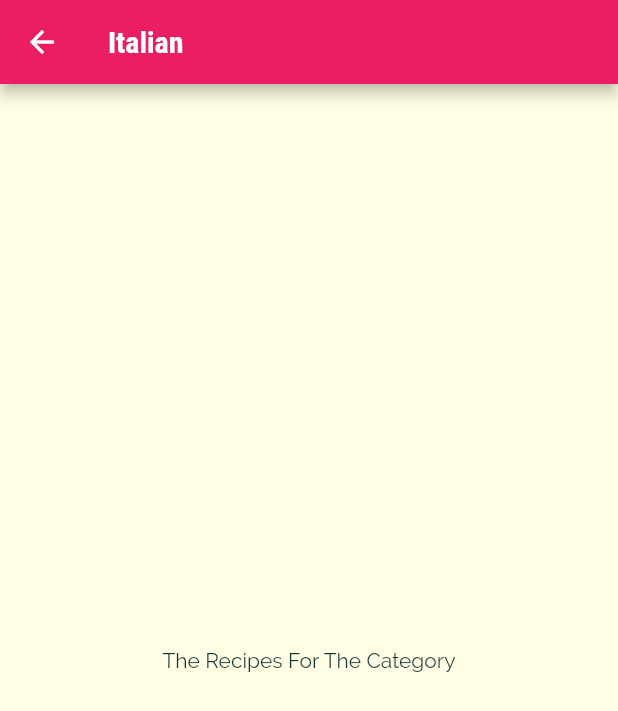
After one commit to aptx113/deli_meals, a Flutter app: the screen it shows after launch, after a tap on "Italian", on a phone screen of 412 x 824 dp. The commit adds this screen. Shown: the top 711 px of the screen. Run offline on Flutter 3.47's test engine with Material 2 defaults, Android fonts, the phone set to English and light mode, and no system bars.

Commit message:
Navigate to detail

```diff
--- a/lib/categories_screen.dart
+++ b/lib/categories_screen.dart
@@ -21,6 +21,7 @@ class CategoriesScreen extends StatelessWidget {
               mainAxisSpacing: 20),
           children: DUMMY_CATEGORIES
               .map((item) => CategoryItem(
+                    id: item.id,
                     title: item.title,
                     color: item.color,
                   ))
--- a/lib/category_item.dart
+++ b/lib/category_item.dart
@@ -1,16 +1,32 @@
 import 'package:flutter/material.dart';
+
+import 'category_meals_screen.dart';
 
 class CategoryItem extends StatelessWidget {
   const CategoryItem({
     Key? key,
+    required this.id,
     required this.title,
     required this.color,
   }) : super(key: key);
+  final String id;
   final String title;
   final Color color;
+
+  void selectCategory(BuildContext context) =>
+      Navigator.of(context).push(MaterialPageRoute(
+          builder: (_) => CategoryMealsScreen(
+                categoryId: id,
+                categoryTitle: title,
+              )));
+
   @override
   Widget build(BuildContext context) {
-    return Container(
+    return InkWell(
+      onTap: () => selectCategory(context),
+      splashColor: Theme.of(context).primaryColor,
+      borderRadius: BorderRadius.circular(15),
+      child: Container(
           padding: const EdgeInsets.all(15),
           child: Text(
             title,
@@ -22,6 +38,7 @@ class CategoryItem extends StatelessWidget {
                 begin: Alignment.topLeft,
                 end: Alignment.bottomRight),
             borderRadius: BorderRadius.circular(15),
-        ));
+          )),
+    );
   }
 }
--- /dev/null
+++ b/lib/category_meals_screen.dart
@@ -0,0 +1,21 @@
+import 'package:flutter/material.dart';
+
+class CategoryMealsScreen extends StatelessWidget {
+  const CategoryMealsScreen({
+    Key? key,
+    required this.categoryId,
+    required this.categoryTitle,
+  }) : super(key: key);
+  final String categoryId;
+  final String categoryTitle;
+
+  @override
+  Widget build(BuildContext context) {
+    return Scaffold(
+      appBar: AppBar(title: Text(categoryTitle)),
+      body: Center(
+        child: Text('The Recipes For The Category'),
+      ),
+    );
+  }
+}
```
Lines whose indentation alone changed are shown as unchanged.
